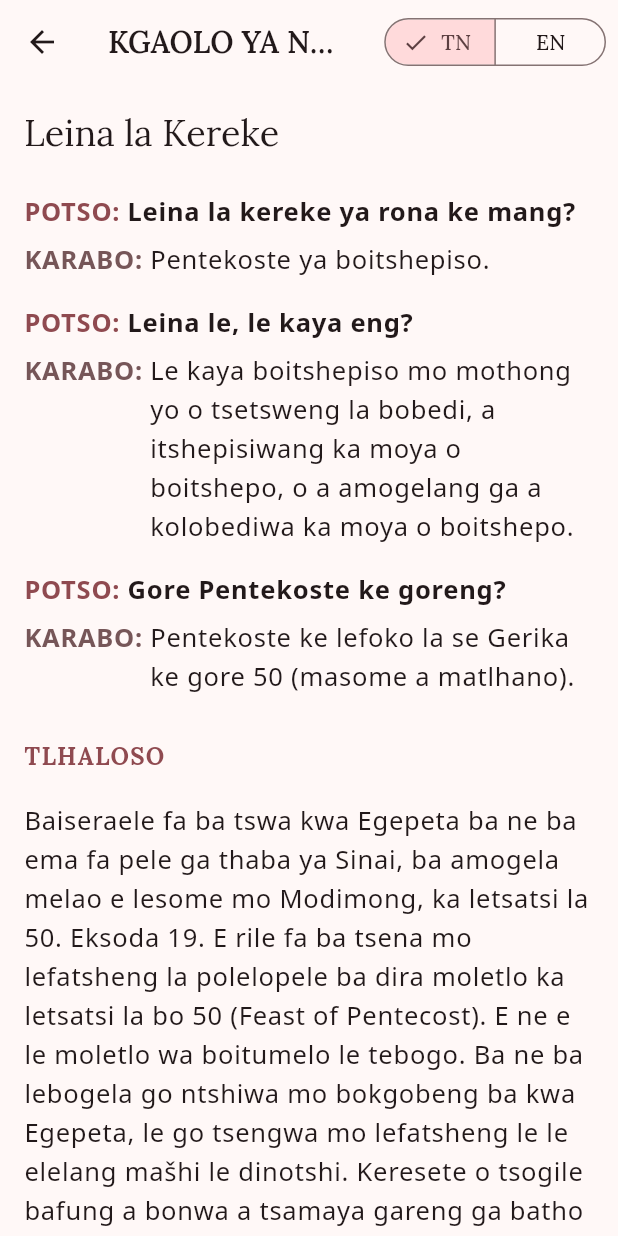
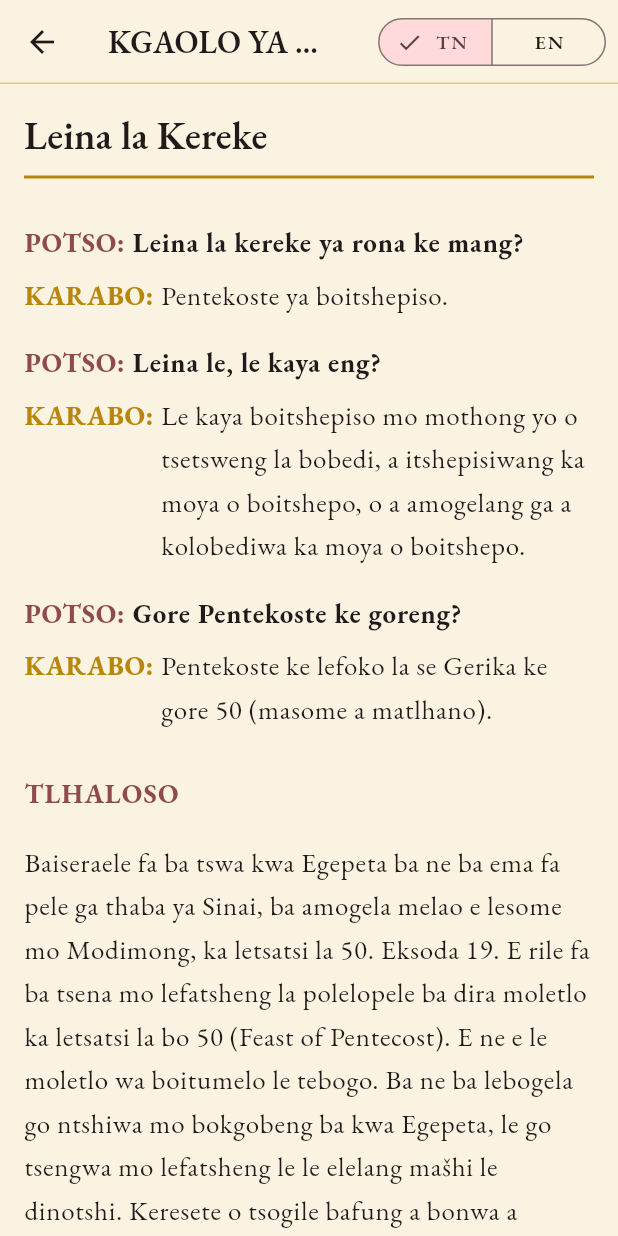
Before and after one commit to KodEx-SA/phc, a Flutter app: the screen it shows after launch, after a tap on "Read", on a phone screen of 412 x 824 dp. Run offline on Flutter 3.47's test engine with Material 3 defaults, Android fonts, the phone set to English and light mode, and no system bars; our stand-ins replace google_fonts, shared_preferences.

Commit message:
upd: theme updates and readers screen

```diff
--- a/lib/screens/reader_screen.dart
+++ b/lib/screens/reader_screen.dart
@@ -29,7 +29,13 @@ class ReaderScreen extends StatelessWidget {
             chapter.title(english),
             style: Theme.of(context).textTheme.headlineSmall,
           ),
-          const SizedBox(height: 16),
+          const SizedBox(height: 10),
+          Container(
+            height: 2,
+            width: 64,
+            color: Theme.of(context).colorScheme.secondary,
+          ),
+          const SizedBox(height: 20),
           for (final block in chapter.blocks)
             _buildBlock(context, block, english),
         ],
--- a/lib/theme/app_theme.dart
+++ b/lib/theme/app_theme.dart
@@ -1,35 +1,65 @@
 import 'package:flutter/material.dart';
 import 'package:google_fonts/google_fonts.dart';
 
-/// A calm, reverent theme - deep blue/maroon accent (common in PHC
-/// regalia and Pentecostal church branding generally), generous text
-/// sizing for readability during study, and a serif display font for
-/// headings to feel a little less "default app" and a little more
-/// "printed booklet."
+/// A warm, "printed study Bible" identity - parchment/ivory surfaces in
+/// light mode, deep leather-brown in dark mode, maroon and antique gold
+/// as the two accent colors, and one serif typeface (EB Garamond) used
+/// consistently for both headings and body text rather than splitting
+/// serif headings against sans-serif body"
 class AppTheme {
-  static const _seed = Color(0xFF6B1F2A); // deep maroon
+  static const _primarySeed = Color(0xFF6B1F2A); // deep maroon
+  static const _gold = Color(0xFFB8860B); // antique gold
+  static const _parchment = Color(0xFFFBF3E2); // warm ivory
+  static const _leather = Color(0xFF2B1E18); // deep espresso brown
 
   static ThemeData light() {
-    final base = ColorScheme.fromSeed(
-      seedColor: _seed,
+    final scheme = ColorScheme.fromSeed(
+      seedColor: _primarySeed,
       brightness: Brightness.light,
+      secondary: _gold,
+      surface: _parchment,
     );
-    return _build(base);
+    return _build(scheme);
   }
 
   static ThemeData dark() {
-    final base = ColorScheme.fromSeed(
-      seedColor: _seed,
+    final scheme = ColorScheme.fromSeed(
+      seedColor: _primarySeed,
       brightness: Brightness.dark,
+      secondary: _gold,
+      surface: _leather,
     );
-    return _build(base);
+    return _build(scheme);
   }
 
   static ThemeData _build(ColorScheme scheme) {
-    final textTheme = GoogleFonts.loraTextTheme().copyWith(
-      bodyLarge: GoogleFonts.notoSans(fontSize: 17, height: 1.5),
-      bodyMedium: GoogleFonts.notoSans(fontSize: 15, height: 1.5),
+    final textTheme = GoogleFonts.ebGaramondTextTheme().copyWith(
+      bodyLarge: GoogleFonts.ebGaramond(fontSize: 18, height: 1.6),
+      bodyMedium: GoogleFonts.ebGaramond(fontSize: 16, height: 1.6),
+      bodySmall: GoogleFonts.ebGaramond(fontSize: 14, height: 1.5),
+      titleLarge: GoogleFonts.ebGaramond(
+        fontSize: 22,
+        fontWeight: FontWeight.w600,
+      ),
+      titleMedium: GoogleFonts.ebGaramond(
+        fontSize: 18,
+        fontWeight: FontWeight.w600,
+      ),
+      headlineSmall: GoogleFonts.ebGaramond(
+        fontSize: 26,
+        fontWeight: FontWeight.w600,
+      ),
+      headlineMedium: GoogleFonts.ebGaramond(
+        fontSize: 32,
+        fontWeight: FontWeight.w600,
+      ),
+      labelLarge: GoogleFonts.ebGaramond(
+        fontSize: 13,
+        fontWeight: FontWeight.w600,
+        letterSpacing: 1.3,
+      ),
     );
+
     return ThemeData(
       useMaterial3: true,
       colorScheme: scheme,
@@ -43,16 +73,30 @@ class AppTheme {
         foregroundColor: scheme.onSurface,
         elevation: 0,
         centerTitle: true,
-        titleTextStyle: GoogleFonts.lora(
-          fontSize: 20,
+        titleTextStyle: GoogleFonts.ebGaramond(
+          fontSize: 21,
           fontWeight: FontWeight.w600,
           color: scheme.onSurface,
+        ),
+        // A thin gold rule under the app bar instead of a Material
+        // elevation shadow — reads as a page edge, not app chrome.
+        shape: Border(
+          bottom: BorderSide(
+            color: scheme.secondary.withValues(alpha: 0.4),
+            width: 1,
+          ),
         ),
       ),
       cardTheme: CardThemeData(
         elevation: 0,
         color: scheme.surfaceContainerHighest,
-        shape: RoundedRectangleBorder(borderRadius: BorderRadius.circular(16)),
+        shape: RoundedRectangleBorder(
+          borderRadius: BorderRadius.circular(12),
+          side: BorderSide(
+            color: scheme.secondary.withValues(alpha: 0.35),
+            width: 1,
+          ),
+        ),
         margin: const EdgeInsets.symmetric(vertical: 6, horizontal: 16),
       ),
       filledButtonTheme: FilledButtonThemeData(
@@ -61,9 +105,14 @@ class AppTheme {
           foregroundColor: scheme.onPrimary,
           padding: const EdgeInsets.symmetric(vertical: 14, horizontal: 20),
           shape: RoundedRectangleBorder(
-            borderRadius: BorderRadius.circular(12),
+            borderRadius: BorderRadius.circular(10),
           ),
         ),
+      ),
+      navigationBarTheme: NavigationBarThemeData(
+        backgroundColor: scheme.surface,
+        indicatorColor: scheme.secondary.withValues(alpha: 0.25),
+        elevation: 2,
       ),
     );
   }
--- a/lib/widgets/chapter_card.dart
+++ b/lib/widgets/chapter_card.dart
@@ -21,6 +21,10 @@ class ChapterCard extends StatelessWidget {
   Widget build(BuildContext context) {
     final scheme = Theme.of(context).colorScheme;
     return Card(
+      child: Container(
+        decoration: BoxDecoration(
+          border: Border(left: BorderSide(color: scheme.secondary, width: 4)),
+        ),
         child: Padding(
           padding: const EdgeInsets.all(16),
           child: Column(
@@ -78,6 +82,7 @@ class ChapterCard extends StatelessWidget {
             ],
           ),
         ),
+      ),
     );
   }
 }
```
Lines whose indentation alone changed are shown as unchanged.
